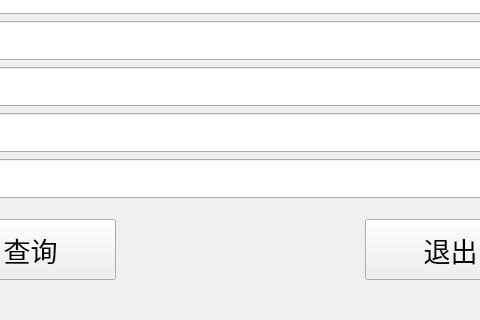
Above: UI/information.ui from DefJia/TCM-Retrieval-System before the change; both pictures show x 345 to 825 and y 511 to 831 of the 960 by 831 pixel window. Below: the same form after it.
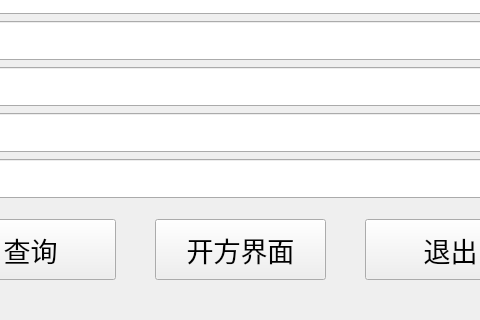
That is the form after the change.

```diff
--- a/UI/information.ui
+++ b/UI/information.ui
@@ -887,6 +887,24 @@
      <bool>false</bool>
     </attribute>
    </widget>
+   <widget class="QPushButton" name="IButtonGetinUI">
+    <property name="geometry">
+     <rect>
+      <x>500</x>
+      <y>730</y>
+      <width>171</width>
+      <height>61</height>
+     </rect>
+    </property>
+    <property name="font">
+     <font>
+      <pointsize>20</pointsize>
+     </font>
+    </property>
+    <property name="text">
+     <string>开方界面</string>
+    </property>
+   </widget>
    <zorder>IButtonYes</zorder>
    <zorder>horizontalLayoutWidget</zorder>
    <zorder>horizontalLayoutWidget_2</zorder>
```
Left out of the diff: 1 changed line with no effect on the pictures.
